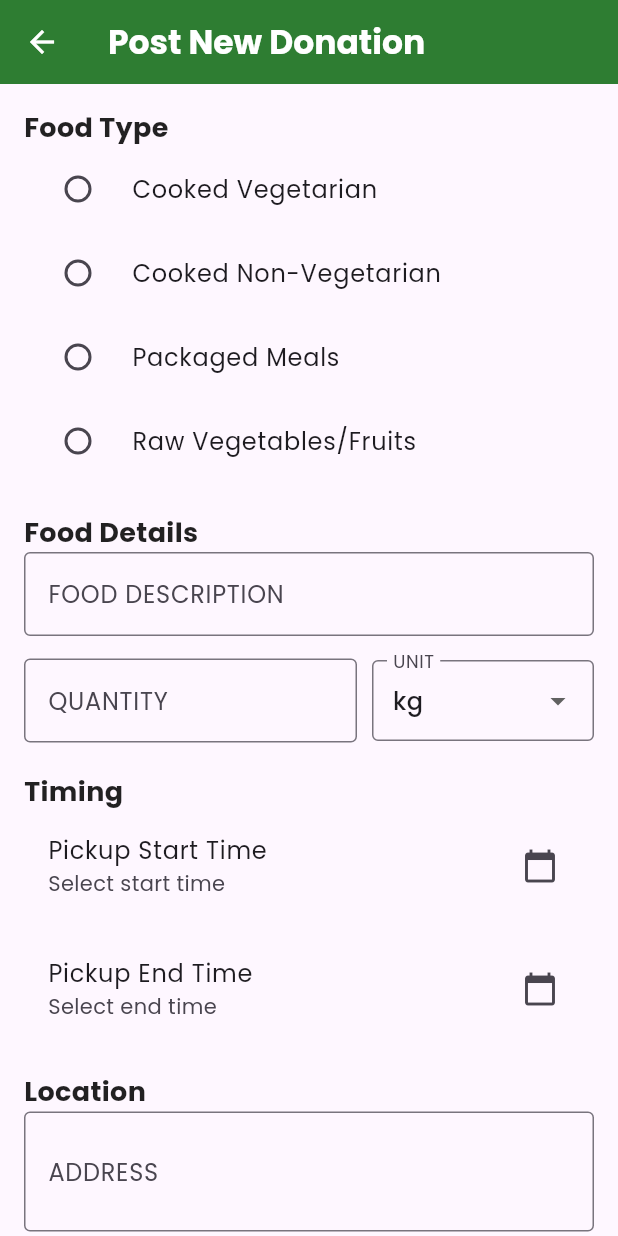
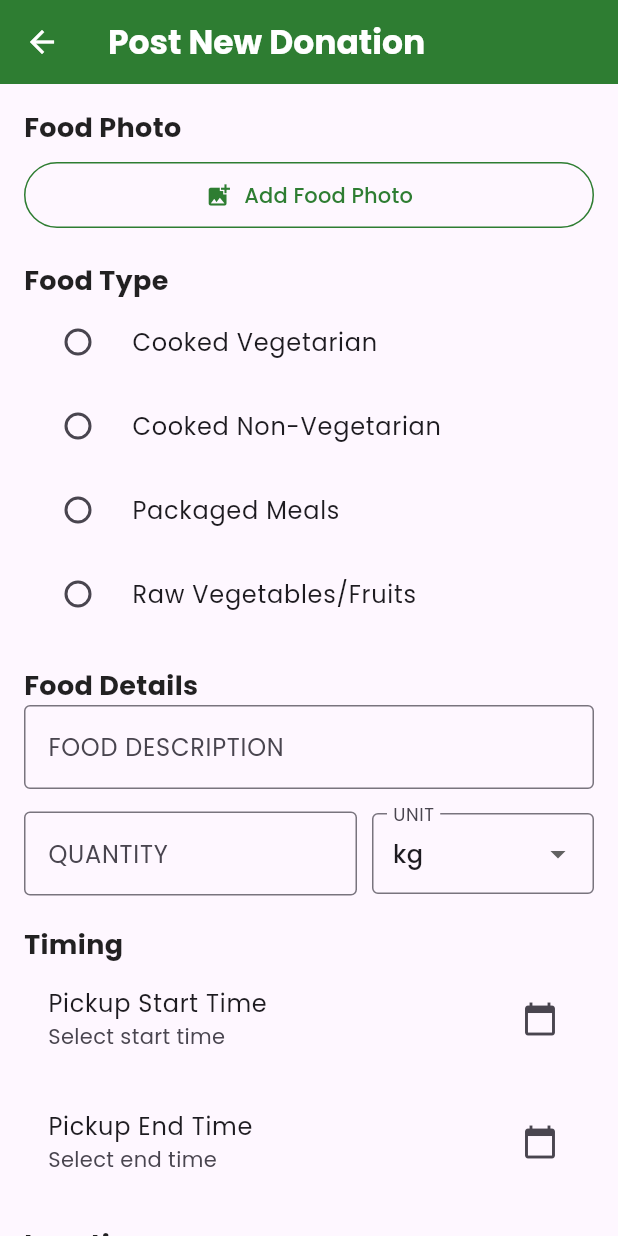
Before and after one commit to Rohan-shah1/AnnaDaan_Flutter, a Flutter app: the PostDonationScreen screen opened by its route, on a phone screen of 412 x 824 dp. Run offline on Flutter 3.47's test engine with Material 3 defaults, Android fonts, the phone set to English and light mode, and no system bars; our stand-ins replace geocoding, geolocator, google_fonts, google_maps_flutter, google_sign_in, image_picker and 1 more; accounts and stored records are empty; network calls fail.

Commit message:
Add complete food image upload and display feature

```diff
--- a/lib/views/donor_pages/post_donation_screen.dart
+++ b/lib/views/donor_pages/post_donation_screen.dart
@@ -2,6 +2,8 @@ import 'package:flutter/material.dart';
 import 'package:provider/provider.dart';
 import '../../services/api_service.dart';
 import 'package:google_maps_flutter/google_maps_flutter.dart';
+import 'package:image_picker/image_picker.dart';
+import 'dart:io';
 
 import '../pages/location_picker.dart';
 
@@ -16,6 +18,7 @@ class PostDonationScreen extends StatefulWidget {
 
 class _PostDonationScreenState extends State<PostDonationScreen> {
   final _formKey = GlobalKey<FormState>();
+  final ImagePicker _picker = ImagePicker();
 
   // Controllers for form fields
   final TextEditingController _foodDescriptionController = TextEditingController();
@@ -33,6 +36,10 @@ class _PostDonationScreenState extends State<PostDonationScreen> {
   String? _selectedFoodType;
   String _selectedQuantityUnit = 'kg';
   String? _selectedDietaryInfo;
+
+  // Image selection
+  File? _selectedImage;
+  String? _existingImageId;
 
   // Map display names to backend enum values
   final Map<String, String> _foodTypesMap = {
@@ -77,6 +84,9 @@ class _PostDonationScreenState extends State<PostDonationScreen> {
         .key;
     if (_selectedFoodType == '') _selectedFoodType = null;
 
+    // Existing food image
+    _existingImageId = d['foodImage'];
+
     // Location
     if (d['location'] != null) {
       _addressController.text = d['location']['address'] ?? '';
@@ -101,25 +111,63 @@ class _PostDonationScreenState extends State<PostDonationScreen> {
     if (d['safetyChecklist'] != null) {
       _foodSafetyChecklist['Stored at safe temperature'] = d['safetyChecklist']['temperatureChecked'] ?? false;
       _foodSafetyChecklist['Properly packaged/covered'] = d['safetyChecklist']['properlyPackaged'] ?? false;
-      _foodSafetyChecklist['Fresh and good quality'] = true; // Assuming true if existing, or add field to backend
+      _foodSafetyChecklist['Fresh and good quality'] = true;
       _foodSafetyChecklist['Labeled with prep time'] = d['safetyChecklist']['labeled'] ?? false;
     }
 
     // Additional Notes
     _additionalNotesController.text = d['additionalNotes'] ?? '';
+  }
 
-    // Dietary Info - Note: Backend might not have this field explicitly in the snippet I saw,
-    // but assuming it might be part of description or a separate field.
-    // If it's not in backend, we might leave it or try to infer.
-    // For now, let's assume it's not stored or stored in a way we can't easily retrieve without schema change,
-    // OR we can just default it or leave empty.
-    // Wait, I don't see dietary info in the create payload in the original file either!
-    // It was just a UI field?
-    // Ah, looking at the original code:
-    // `_selectedDietaryInfo` was validated but NOT sent in the payload!
-    // That's a bug in the original code too. I should fix that while I'm here if I can,
-    // but strictly speaking I should stick to the plan.
-    // However, for editing, if I can't retrieve it, I'll leave it null.
+  Future<void> _pickImage(ImageSource source) async {
+    try {
+      final XFile? image = await _picker.pickImage(
+        source: source,
+        maxWidth: 1024,
+        maxHeight: 1024,
+        imageQuality: 85,
+      );
+
+      if (image != null) {
+        setState(() {
+          _selectedImage = File(image.path);
+        });
+      }
+    } catch (e) {
+      ScaffoldMessenger.of(context).showSnackBar(
+        SnackBar(content: Text('Error picking image: $e'), backgroundColor: Colors.red),
+      );
+    }
+  }
+
+  void _showImageSourceDialog() {
+    showDialog(
+      context: context,
+      builder: (context) => AlertDialog(
+        title: const Text('Select Image Source', style: TextStyle(fontFamily: 'Poppins')),
+        content: Column(
+          mainAxisSize: MainAxisSize.min,
+          children: [
+            ListTile(
+              leading: const Icon(Icons.camera_alt, color: Color(0xFF2E7D32)),
+              title: const Text('Camera', style: TextStyle(fontFamily: 'Poppins')),
+              onTap: () {
+                Navigator.pop(context);
+                _pickImage(ImageSource.camera);
+              },
+            ),
+            ListTile(
+              leading: const Icon(Icons.photo_library, color: Color(0xFF2E7D32)),
+              title: const Text('Gallery', style: TextStyle(fontFamily: 'Poppins')),
+              onTap: () {
+                Navigator.pop(context);
+                _pickImage(ImageSource.gallery);
+              },
+            ),
+          ],
+        ),
+      ),
+    );
   }
 
   @override
@@ -139,6 +187,65 @@ class _PostDonationScreenState extends State<PostDonationScreen> {
     return Text(
       title,
       style: const TextStyle(fontSize: 18, fontWeight: FontWeight.bold, color: Colors.black87, fontFamily: 'Poppins'),
+    );
+  }
+
+  // Image selection section
+  Widget _imageSection() {
+    return Column(
+      crossAxisAlignment: CrossAxisAlignment.start,
+      children: [
+        if (_selectedImage != null || _existingImageId != null) ...[
+          Container(
+            width: double.infinity,
+            height: 200,
+            decoration: BoxDecoration(
+              color: Colors.grey[200],
+              borderRadius: BorderRadius.circular(12),
+              image: _selectedImage != null
+                  ? DecorationImage(
+                      image: FileImage(_selectedImage!),
+                      fit: BoxFit.cover,
+                    )
+                  : _existingImageId != null
+                      ? DecorationImage(
+                          image: NetworkImage('${ApiService.baseUrl}/api/upload/$_existingImageId'),
+                          fit: BoxFit.cover,
+                        )
+                      : null,
+            ),
+          ),
+          const SizedBox(height: 12),
+        ],
+        Row(
+          children: [
+            Expanded(
+              child: OutlinedButton.icon(
+                onPressed: _showImageSourceDialog,
+                icon: const Icon(Icons.add_photo_alternate),
+                label: Text(_selectedImage != null || _existingImageId != null ? 'Change Photo' : 'Add Food Photo'),
+                style: OutlinedButton.styleFrom(
+                  foregroundColor: const Color(0xFF2E7D32),
+                  side: const BorderSide(color: Color(0xFF2E7D32)),
+                  padding: const EdgeInsets.symmetric(vertical: 12),
+                ),
+              ),
+            ),
+            if (_selectedImage != null || _existingImageId != null) ...[
+              const SizedBox(width: 12),
+              IconButton(
+                onPressed: () {
+                  setState(() {
+                    _selectedImage = null;
+                    _existingImageId = null;
+                  });
+                },
+                icon: const Icon(Icons.delete, color: Colors.red),
+              ),
+            ],
+          ],
+        ),
+      ],
     );
   }
 
@@ -406,10 +513,10 @@ class _PostDonationScreenState extends State<PostDonationScreen> {
     return Column(
       crossAxisAlignment: CrossAxisAlignment.start,
       children: [
-        Text('ADDITIONAL NOTES (OPTIONAL)', style: TextStyle(fontSize: 16, fontWeight: FontWeight.bold, color: Colors.grey, fontFamily: 'Poppins')),
-        SizedBox(height: 8),
-        Text('Any special instructions, allergen info, etc.', style: TextStyle(fontSize: 14, color: Colors.grey, fontFamily: 'Poppins')),
-        SizedBox(height: 10),
+        const Text('ADDITIONAL NOTES (OPTIONAL)', style: TextStyle(fontSize: 16, fontWeight: FontWeight.bold, color: Colors.grey, fontFamily: 'Poppins')),
+        const SizedBox(height: 8),
+        const Text('Any special instructions, allergen info, etc.', style: TextStyle(fontSize: 14, color: Colors.grey, fontFamily: 'Poppins')),
+        const SizedBox(height: 10),
         TextFormField(
           controller: _additionalNotesController,
           maxLines: 3,
@@ -434,11 +541,9 @@ class _PostDonationScreenState extends State<PostDonationScreen> {
           shape: RoundedRectangleBorder(borderRadius: BorderRadius.circular(8)),
         ),
         onPressed: () async {
-          // Note: _selectedDietaryInfo is required by validation but not used in payload in original code.
-          // Keeping it as is to avoid breaking changes, but it's a bit weird.
           if (_formKey.currentState!.validate() &&
               _selectedFoodType != null &&
-              (_selectedDietaryInfo != null || isEditing) && // Relax dietary info check for editing if we can't restore it
+              (_selectedDietaryInfo != null || isEditing) &&
               _pickupStartTime != null &&
               _pickupEndTime != null) {
 
@@ -446,6 +551,20 @@ class _PostDonationScreenState extends State<PostDonationScreen> {
 
             // Convert display name to backend enum value
             final backendFoodType = _foodTypesMap[_selectedFoodType];
+
+            // Upload image if selected
+            String? foodImageId = _existingImageId;
+            if (_selectedImage != null) {
+              final uploadResult = await api.uploadFile(_selectedImage!);
+              if (uploadResult['success'] == true) {
+                foodImageId = uploadResult['file']['_id'];
+              } else {
+                ScaffoldMessenger.of(context).showSnackBar(
+                  SnackBar(content: Text('Image upload failed: ${uploadResult['message']}'), backgroundColor: Colors.red),
+                );
+                return;
+              }
+            }
 
             final payload = {
               'foodType': backendFoodType,
@@ -474,6 +593,10 @@ class _PostDonationScreenState extends State<PostDonationScreen> {
               },
             };
 
+            if (foodImageId != null) {
+              payload['foodImage'] = foodImageId;
+            }
+
             if (_additionalNotesController.text.isNotEmpty) {
               payload['additionalNotes'] = _additionalNotesController.text;
             }
@@ -492,7 +615,7 @@ class _PostDonationScreenState extends State<PostDonationScreen> {
                   backgroundColor: Colors.green
                 ),
               );
-              Navigator.of(context).pop(true); // Return true to indicate refresh needed
+              Navigator.of(context).pop(true);
             } else {
               ScaffoldMessenger.of(context).showSnackBar(
                 SnackBar(content: Text(result['message'] ?? 'Operation failed'), backgroundColor: Colors.red),
@@ -537,6 +660,10 @@ class _PostDonationScreenState extends State<PostDonationScreen> {
             child: Column(
               crossAxisAlignment: CrossAxisAlignment.start,
               children: [
+                _sectionTitle('Food Photo'),
+                const SizedBox(height: 8),
+                _imageSection(),
+                const SizedBox(height: 20),
                 _sectionTitle('Food Type'),
                 _foodTypeSection(),
                 const SizedBox(height: 20),
```
Also changed, not shown: lib/views/donor_pages/active_donations_screen.dart (+15 -3 lines), lib/views/donor_pages/donor_dashboard.dart (+11 -1 lines).
